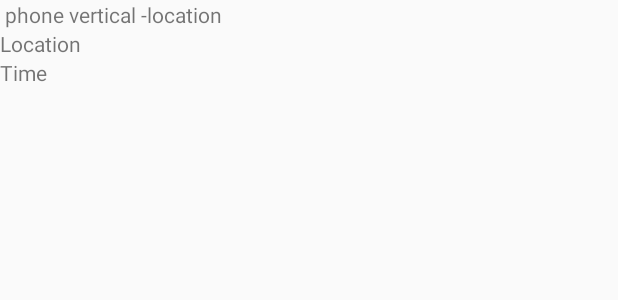
After one commit to John-Sawicki/PhoneandTabletWeather, an Android app: the layout location_fragment.xml on its own in the app's theme, with its tools: preview values and no code run, on a phone screen of 412 x 824 dp. The commit adds this screen. Shown: the top 300 px of the screen. Run offline under Robolectric (Android 15) with nearby library versions, the phone set to English and light mode, and no system bars.

Commit message:
added location frag

```diff
--- /dev/null
+++ b/app/src/main/res/layout/location_fragment.xml
@@ -0,0 +1,20 @@
+<?xml version="1.0" encoding="utf-8"?>
+<LinearLayout xmlns:android="http://schemas.android.com/apk/res/android"
+              android:orientation="vertical"
+              android:layout_width="match_parent"
+              android:layout_height="match_parent">
+    <TextView
+        android:layout_width="wrap_content"
+        android:layout_height="wrap_content"
+        android:text=" phone vertical -location"/>
+    <TextView
+        android:layout_width="wrap_content"
+        android:layout_height="wrap_content"
+        android:text="Location"
+        android:id="@+id/location_textView"/>
+    <TextView
+        android:layout_width="wrap_content"
+        android:layout_height="wrap_content"
+        android:text="Time"
+        android:id="@+id/time_textView"/>
+</LinearLayout>
```
Also changed, not shown: app/src/main/java/app/cominjohnsawickitrkhp_identity_photo/linkedin/httpswww/phoneandtabletweather/DetailFragment.java (+28 -1 lines), app/src/main/java/app/cominjohnsawickitrkhp_identity_photo/linkedin/httpswww/phoneandtabletweather/LocationFragment.java (added, +45 -0 lines), app/src/main/res/layout/detail_fragment.xml (added, +49 -0 lines), app/src/main/res/values/styles.xml (+9 -1 lines).
